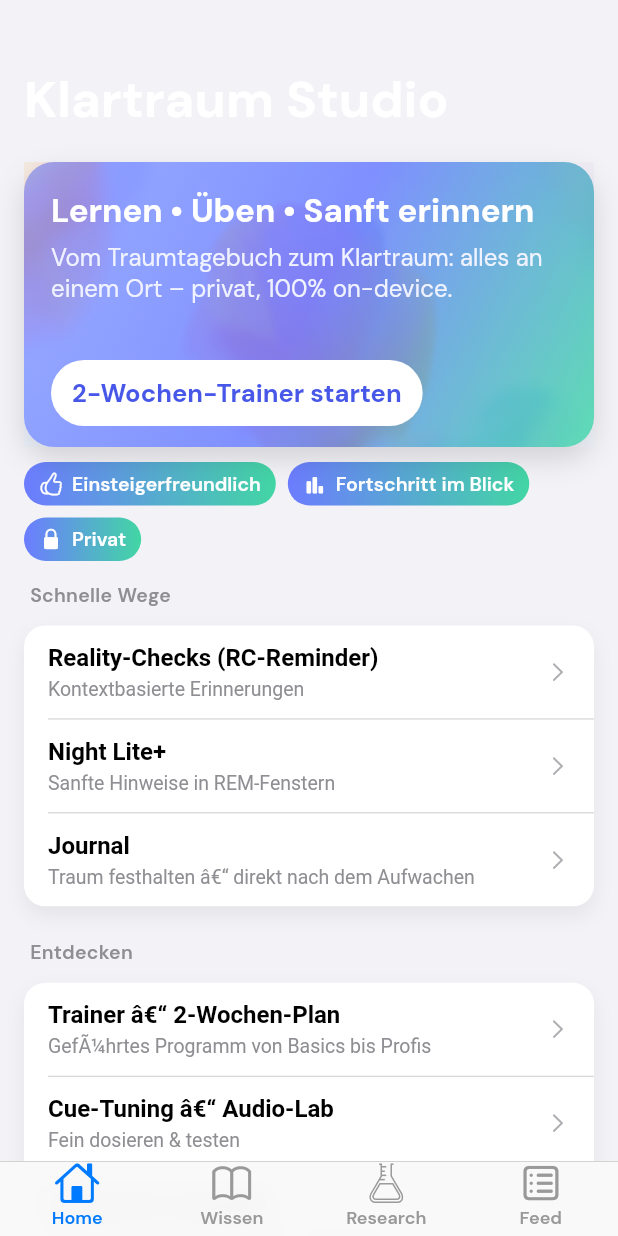
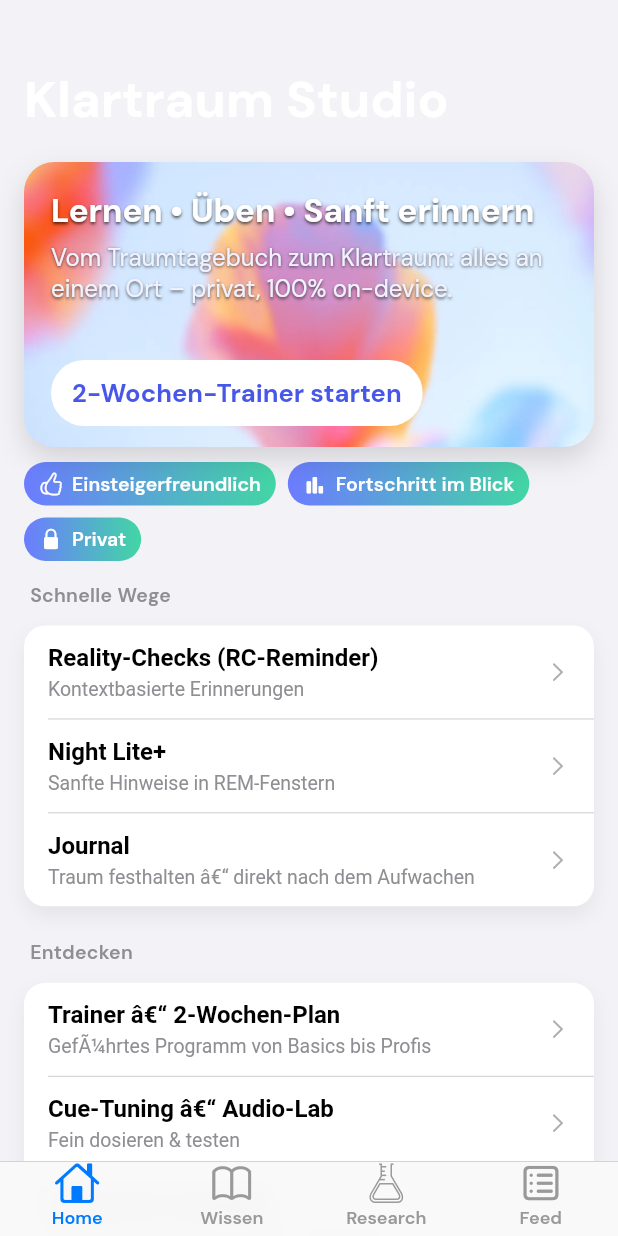
Before and after one commit to digitalartandi/lucid, a Flutter app: the screen it shows after launch, on a phone screen of 412 x 824 dp. Run offline on Flutter 3.47's test engine with Material 3 defaults, Android fonts, the phone set to English and light mode, and no system bars; our stand-ins replace flutter_markdown, google_fonts, share_plus, shared_preferences; missing offline and left inert: background_fetch, workmanager.

Commit message:
style: remove gradient overlay from HeroHeader and show full background

```diff
--- a/lib/design/widgets/hero_header.dart
+++ b/lib/design/widgets/hero_header.dart
@@ -7,6 +7,7 @@ class HeroHeader extends StatelessWidget {
   final String asset;
   final VoidCallback? onPrimary;
   final String primaryLabel;
+
   const HeroHeader({
     super.key,
     required this.title,
@@ -23,44 +24,66 @@ class HeroHeader extends StatelessWidget {
       margin: const EdgeInsets.fromLTRB(16, 12, 16, 10),
       decoration: BoxDecoration(
         borderRadius: BorderRadius.circular(20),
-        gradient: const LinearGradient(
-          begin: Alignment.topLeft,
-          end: Alignment.bottomRight,
-          colors: Brand.heroGradient,
+        // Kein Gradient mehr, nur Hintergrundbild
+        image: DecorationImage(
+          image: AssetImage(asset),
+          fit: BoxFit.cover,
         ),
-        boxShadow: const [BoxShadow(color: Color(0x22000000), blurRadius: 16, offset: Offset(0, 8))],
+        boxShadow: const [
+          BoxShadow(
+            color: Color(0x22000000),
+            blurRadius: 16,
+            offset: Offset(0, 8),
           ),
-      child: Stack(children: [
-        Positioned.fill(
-          child: Opacity(
-            opacity: 0.18,
-            child: Image.asset(asset, fit: BoxFit.cover),
+        ],
       ),
-        ),
-        Padding(
+      child: Padding(
         padding: const EdgeInsets.fromLTRB(18, 18, 18, 14),
         child: Column(
           crossAxisAlignment: CrossAxisAlignment.start,
           children: [
-              Text(title, style: T.titleL.copyWith(color: CupertinoColors.white)),
+            Text(title,
+                style: T.titleL.copyWith(
+                  color: CupertinoColors.white,
+                  shadows: const [
+                    Shadow(
+                      offset: Offset(0, 1),
+                      blurRadius: 2,
+                      color: Color(0xAA000000),
+                    ),
+                  ],
+                )),
             const SizedBox(height: 6),
-              Text(subtitle, style: T.body.copyWith(color: const Color(0xFFF0F3FF))),
+            Text(subtitle,
+                style: T.body.copyWith(
+                  color: const Color(0xFFF0F3FF),
+                  shadows: const [
+                    Shadow(
+                      offset: Offset(0, 1),
+                      blurRadius: 2,
+                      color: Color(0xAA000000),
+                    ),
+                  ],
+                )),
             const Spacer(),
             if (onPrimary != null)
               Align(
                 alignment: Alignment.bottomLeft,
                 child: CupertinoButton(
-                    padding: const EdgeInsets.symmetric(horizontal: 14, vertical: 6),
+                  padding:
+                      const EdgeInsets.symmetric(horizontal: 14, vertical: 6),
                   color: const Color(0xFFFFFFFF),
                   borderRadius: BorderRadius.circular(22),
                   onPressed: onPrimary,
-                    child: Text(primaryLabel, style: const TextStyle(color: Brand.primaryDark, fontWeight: FontWeight.w700)),
+                  child: Text(primaryLabel,
+                      style: const TextStyle(
+                          color: Brand.primaryDark,
+                          fontWeight: FontWeight.w700)),
                 ),
               ),
           ],
         ),
       ),
-      ]),
     );
   }
 }
```
Lines whose indentation alone changed are shown as unchanged.
